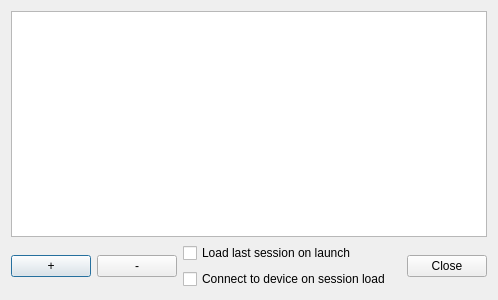
This is src/misc/sessiondialog.ui in Tasssadar/Lorris as Qt 5 draws it before an edit. The edited form follows.
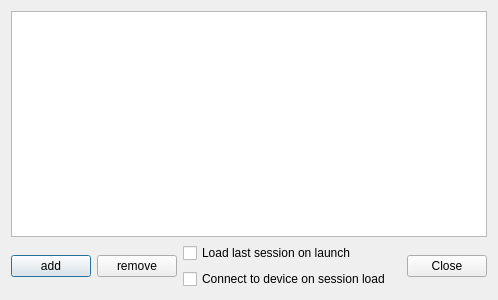
This is the edited form.

The edit to the form file:
```diff
--- a/src/misc/sessiondialog.ui
+++ b/src/misc/sessiondialog.ui
@@ -32,7 +32,7 @@
         <string>Save new session</string>
        </property>
        <property name="text">
-        <string>+</string>
+        <string>add</string>
        </property>
        <property name="iconSize">
         <size>
@@ -51,7 +51,7 @@
         <string>Delete session</string>
        </property>
        <property name="text">
-        <string>-</string>
+        <string>remove</string>
        </property>
        <property name="iconSize">
         <size>
```
